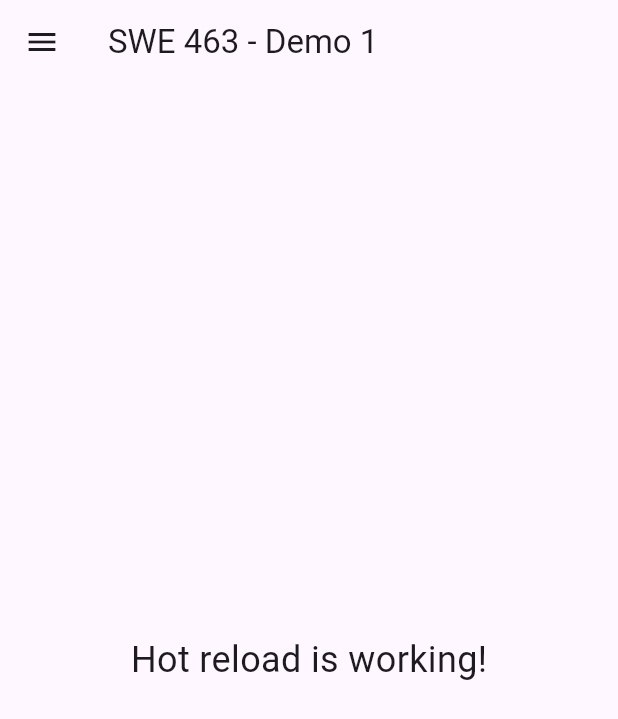
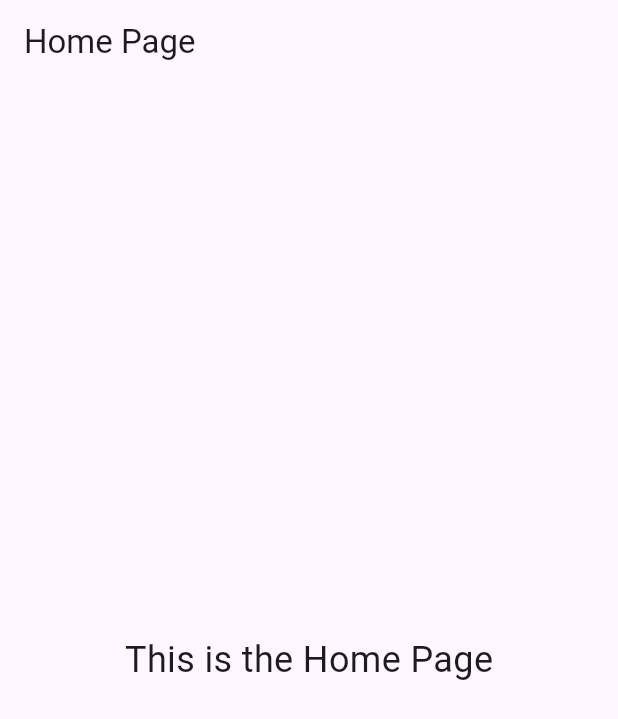
Before and after one commit to Wajza/swe463_demo1_202262140, a Flutter app: the screen it shows after launch, on a phone screen of 412 x 824 dp. Shown: the top 719 px of the screen. Run offline on Flutter 3.47's test engine with Material 3 defaults, Android fonts, the phone set to English and light mode, and no system bars.

Commit message:
Checkpoint 5

```diff
--- a/lib/main.dart
+++ b/lib/main.dart
@@ -1,4 +1,4 @@
-// Checkpoint 4
+// Checkpoint 5
 import 'package:flutter/material.dart';
 
 void main() {
@@ -12,17 +12,36 @@ class MyApp extends StatelessWidget {
   Widget build(BuildContext context) {
     return MaterialApp(
       debugShowCheckedModeBanner: false,
-      home: Scaffold(
-        appBar: AppBar(title: const Text('SWE 463 - Demo 1')),
-        drawer: const Drawer(
-          child: SafeArea(
-            child: ListTile(leading: Icon(Icons.home), title: Text('Home')),
-          ),
-        ),
-        body: const Center(
-          child: Text('Hot reload is working!', style: TextStyle(fontSize: 24)),
-        ),
+      title: 'SWE 463 Demo 1',
+      home: const HomePage(),
+    );
+  }
+}
+
+class HomePage extends StatelessWidget {
+  const HomePage({super.key});
+
+  @override
+  Widget build(BuildContext context) {
+    return Scaffold(
+      appBar: AppBar(title: const Text('Home Page')),
+      body: const Center(
+        child: Text('This is the Home Page', style: TextStyle(fontSize: 24)),
       ),
     );
   }
 }
+
+class LoginPage extends StatelessWidget {
+  const LoginPage({super.key});
+
+  @override
+  Widget build(BuildContext context) {
+    return Scaffold(
+      appBar: AppBar(title: const Text('Login Page')),
+      body: const Center(
+        child: Text('This is the Login Page', style: TextStyle(fontSize: 24)),
+      ),
+    );
+  }
+}
```
